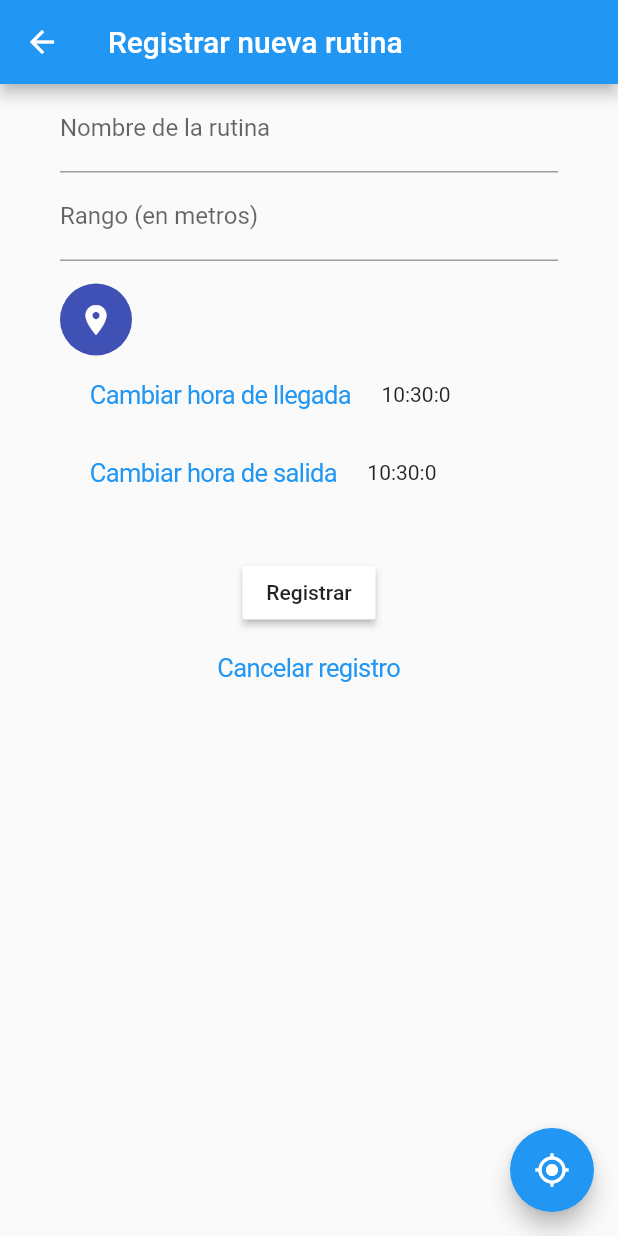
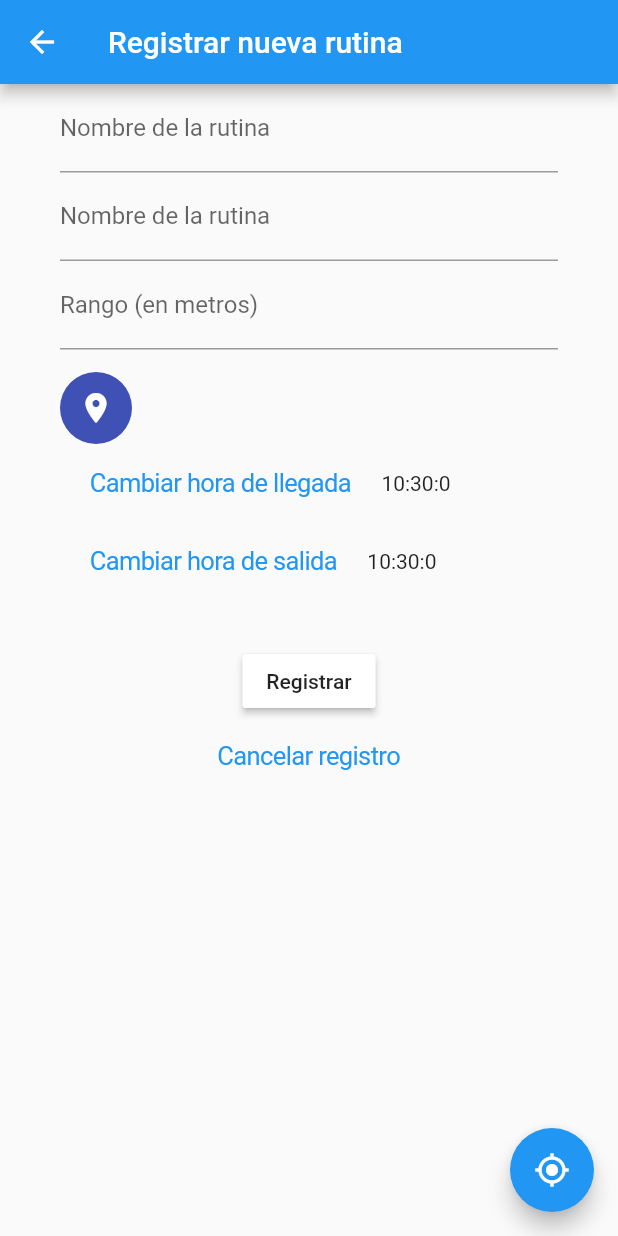
Before and after one commit to LuisDLF/Admin_App, a Flutter app: the RoutineDeviceRegisterPage screen opened by its route, on a phone screen of 412 x 824 dp. Run offline on Flutter 3.47's test engine with Material 2 defaults, Android fonts, the phone set to English and light mode, and no system bars; our stand-ins replace flutter_datetime_picker, flutter_map, fluttertoast, geolocator, latlong.

Commit message:
Backup 08/03/2020

```diff
--- a/lib/src/models/task_model.dart
+++ b/lib/src/models/task_model.dart
@@ -3,6 +3,7 @@ import 'dart:convert';
 class TaskModel {
   int idTarea;
   String nombre;
+  String telefono;
   int rango;
   String horaEntrada;
   String horaSalida;
@@ -13,6 +14,7 @@ class TaskModel {
   TaskModel({
     this.idTarea,
     this.nombre,
+    this.telefono,
     this.rango,
     this.horaEntrada,
     this.horaSalida,
@@ -24,6 +26,7 @@ class TaskModel {
   TaskModel copyWith({
     int idTarea,
     String nombre,
+    String telefono,
     int rango,
     String horaEntrada,
     String horaSalida,
@@ -34,6 +37,7 @@ class TaskModel {
       TaskModel(
         idTarea: idTarea ?? this.idTarea,
         nombre: nombre ?? this.nombre,
+        telefono: telefono ?? this.telefono,
         rango: rango ?? this.rango,
         horaEntrada: horaEntrada ?? this.horaEntrada,
         horaSalida: horaSalida ?? this.horaSalida,
@@ -49,6 +53,7 @@ class TaskModel {
   factory TaskModel.fromMap(Map<String, dynamic> json) => TaskModel(
         idTarea: json["Id_Tarea"] == null ? null : json["Id_Tarea"],
         nombre: json["Nombre_tarea"] == null ? null : json["Nombre_tarea"],
+        telefono: json["Tel"] == null ? null : json["Tel"],
         rango: json["rango"] == null ? null : (json["rango"] is String) ? int.parse(json["rango"]) : null,
         horaEntrada: json["hora_entrada"] == null ? null : json["hora_entrada"],
         horaSalida: json["hora_salida"] == null ? null : json["hora_salida"],
@@ -60,6 +65,7 @@ class TaskModel {
   Map<String, dynamic> toMap() => {
         "Id_Tarea": idTarea == null ? null : idTarea,
         "Nombre": nombre == null ? null : nombre,
+        "Tel": telefono == null ? null : telefono,
         "rango": rango == null ? null : rango,
         "hora_entrada": horaEntrada == null ? null : horaEntrada,
         "hora_salida": horaSalida == null ? null : horaSalida,
--- a/lib/src/pages/routine_device_register_page.dart
+++ b/lib/src/pages/routine_device_register_page.dart
@@ -21,6 +21,7 @@ class _RoutineDeviceRegisterPageState extends State<RoutineDeviceRegisterPage> {
   String tipoMapa = 'streets';
 
   String name;
+  String telefono;
   String rango;
   DateTime horaEntrada;
   DateTime horaSalida;
@@ -124,6 +125,13 @@ class _RoutineDeviceRegisterPageState extends State<RoutineDeviceRegisterPage> {
       child: Column(
         crossAxisAlignment: CrossAxisAlignment.start,
         children: <Widget>[
+          TextFormField(
+            onChanged: (val) => this.telefono = val,
+            style: TextStyle(color: Colors.black),
+            decoration: InputDecoration(
+              labelText: 'Nombre de la rutina',
+            ),
+          ),
           TextFormField(
             onChanged: (val) => this.name = val,
             style: TextStyle(color: Colors.black),
--- a/lib/src/providers/task_provider.dart
+++ b/lib/src/providers/task_provider.dart
@@ -19,6 +19,7 @@ class TaskProvider {
       'hora_salida': model.horaSalida,
       'Lat': model.lat.toString(),
       'Lon': model.lon.toString(),
+      'Tel': model.telefono,
       'Id_Dispositivo': model.idDispositivo.toString(),
     });
     final data = json.decode(dataRaw.body);
```
